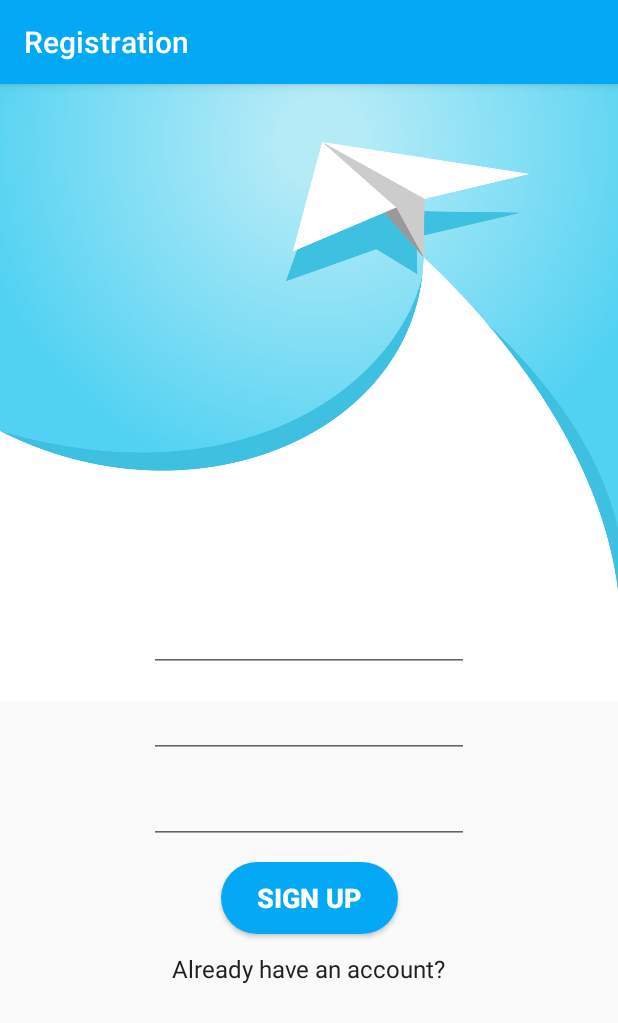
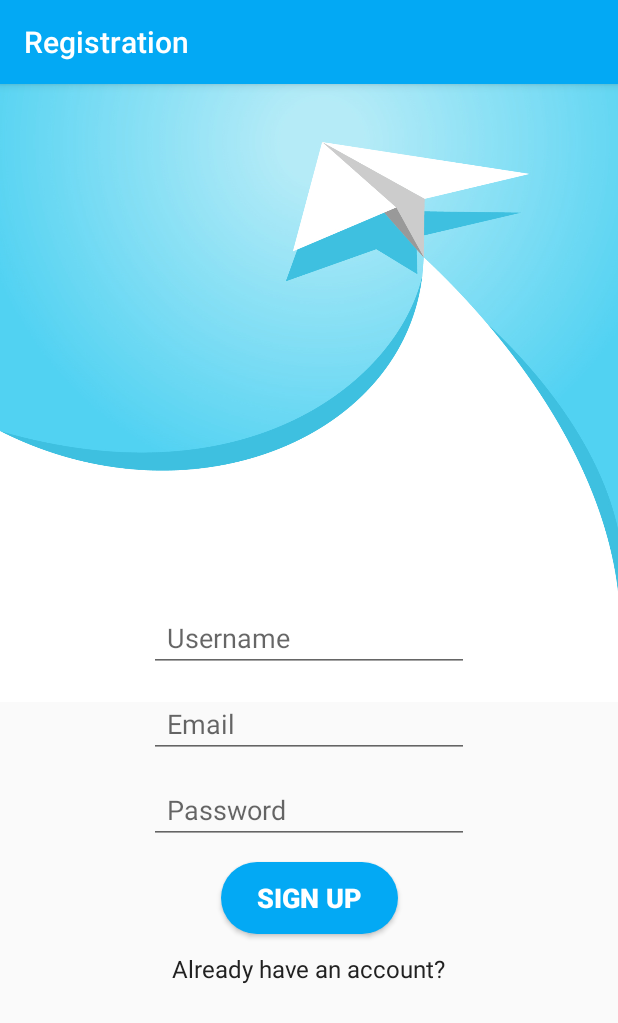
Before and after one commit to DmytroKutko/Firebase_CloudMessaging_test, an Android app: the screen it shows after launch (AuthActivity), after a tap on "Create an account", on a phone screen of 412 x 824 dp. Shown: the top 1023 px of the screen. Run offline under Robolectric (Android 15) with nearby library versions, the phone set to English and light mode, and no system bars.

Commit message:
small view fixes

```diff
--- a/app/src/main/java/com/example/cloudmessagingtest/AuthFragments/LoginFragment.kt
+++ b/app/src/main/java/com/example/cloudmessagingtest/AuthFragments/LoginFragment.kt
@@ -31,18 +31,14 @@ class LoginFragment : Fragment() {
             initLogin()
         }
         tvLoginToRegistration.setOnClickListener {
-            replaceToRegistration()
+            fragmentManager!!
+                .beginTransaction()
+                .replace(R.id.auth_container, RegistrationFragment())
+                .commit()
         }
     }
 
     private fun initLogin() {
         //TO DO login function
     }
-
-    private fun replaceToRegistration() {
-        fragmentManager!!
-            .beginTransaction()
-            .replace(R.id.auth_container, RegistrationFragment())
-            .commit()
-    }
 }
--- a/app/src/main/res/layout/fragment_registration.xml
+++ b/app/src/main/res/layout/fragment_registration.xml
@@ -23,7 +23,8 @@
             android:ems="10"
             android:id="@+id/etRegisterUsername" app:layout_constraintTop_toTopOf="parent"
             app:layout_constraintStart_toStartOf="parent" app:layout_constraintEnd_toEndOf="parent"
-            app:layout_constraintBottom_toBottomOf="parent" android:layout_marginBottom="30dp"/>
+            app:layout_constraintBottom_toBottomOf="parent" android:layout_marginBottom="30dp" android:hint="Username"
+            android:paddingLeft="12dp"/>
     <EditText
             android:layout_width="wrap_content"
             android:layout_height="wrap_content"
@@ -32,7 +33,7 @@
             android:id="@+id/etRegisterEmail"
             app:layout_constraintTop_toBottomOf="@+id/etRegisterUsername"
             app:layout_constraintStart_toStartOf="parent" app:layout_constraintEnd_toEndOf="parent"
-            android:layout_marginTop="12dp"/>
+            android:layout_marginTop="12dp" android:hint="Email" android:paddingLeft="12dp"/>
     <EditText
             android:layout_width="wrap_content"
             android:layout_height="wrap_content"
@@ -40,7 +41,8 @@
             android:ems="10"
             android:id="@+id/etRegisterPassword"
             app:layout_constraintTop_toBottomOf="@+id/etRegisterEmail" app:layout_constraintStart_toStartOf="parent"
-            app:layout_constraintEnd_toEndOf="parent" android:layout_marginTop="12dp"/>
+            app:layout_constraintEnd_toEndOf="parent" android:layout_marginTop="12dp" android:hint="Password"
+            android:paddingLeft="12dp"/>
     <Button
             android:text="sign up"
             android:layout_width="wrap_content"
@@ -58,5 +60,5 @@
             android:id="@+id/tvRegisterToLogin"
             app:layout_constraintTop_toBottomOf="@+id/btnRegisterNewUser" app:layout_constraintStart_toStartOf="parent"
             app:layout_constraintEnd_toEndOf="parent" android:layout_marginTop="12dp" android:textSize="16sp"
-            android:textColor="@color/PrimaryText"/>
+            android:textColor="@color/PrimaryText" android:clickable="true"/>
 </android.support.constraint.ConstraintLayout>
```
Also changed, not shown: app/src/main/java/com/example/cloudmessagingtest/AuthFragments/RegistrationFragment.kt (+6 -9 lines), app/src/main/res/layout/fragment_login.xml (+4 -3 lines).
